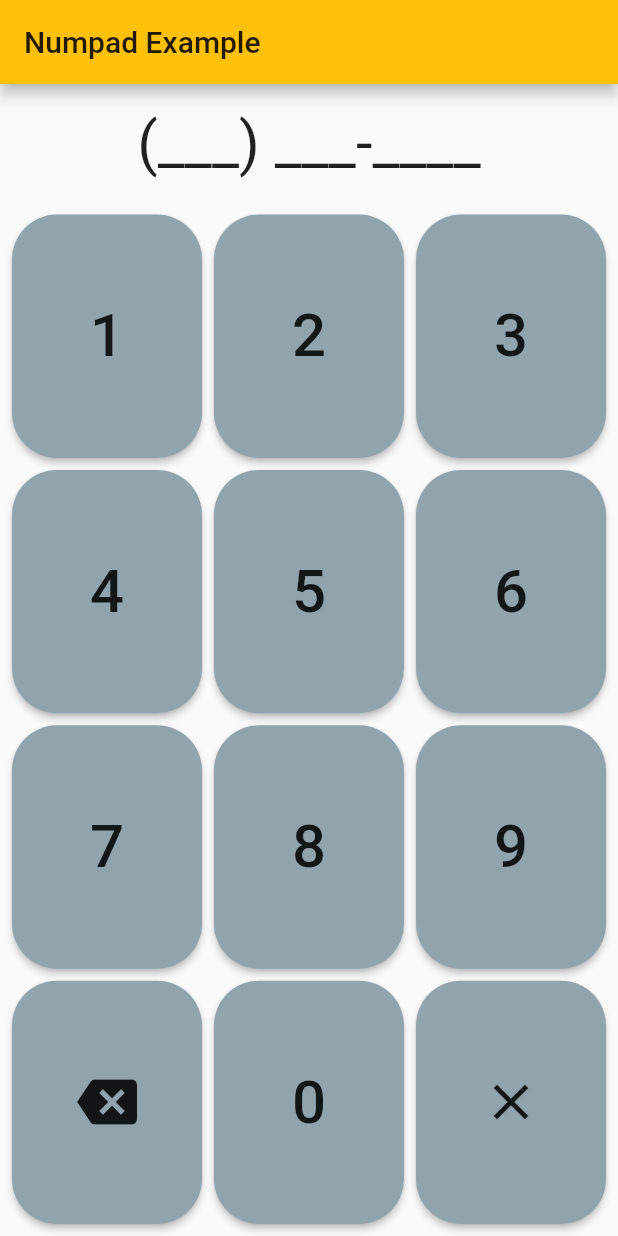
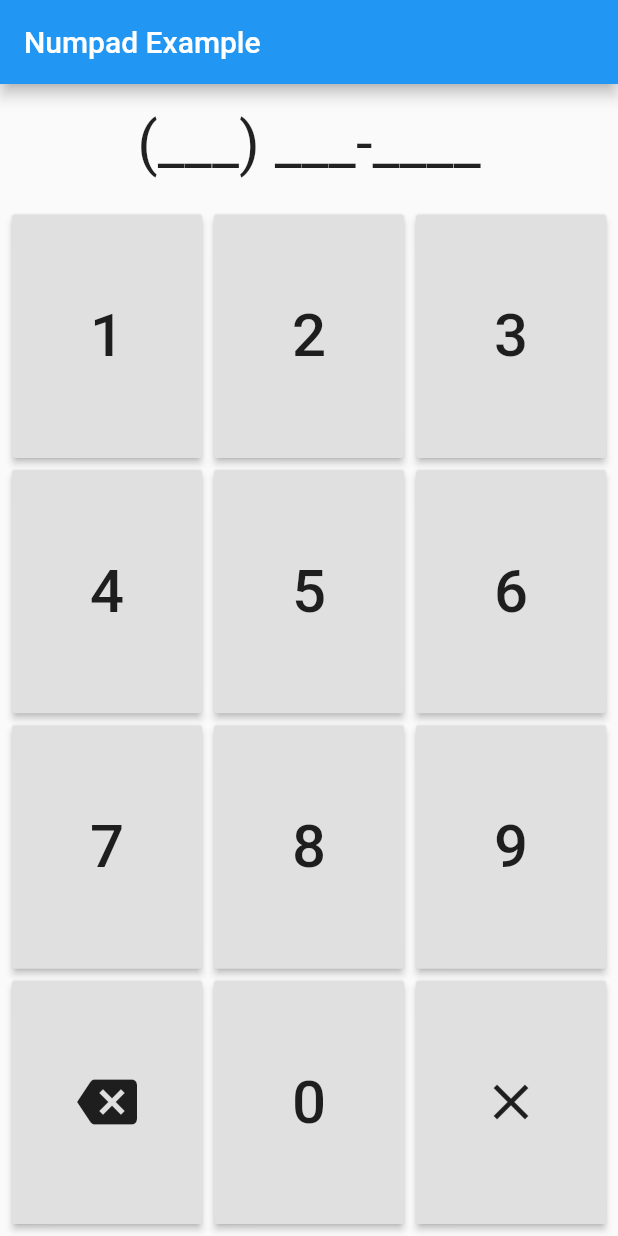
Before and after one commit to ClarkeSwiedler/flutter_numpad_widget, a Flutter app: the screen it shows after launch, on a phone screen of 412 x 824 dp. Run offline on Flutter 3.47's test engine with Material 2 defaults, Android fonts, the phone set to English and light mode, and no system bars; Roboto replaces fonts that are missing (RobotoMono).

Commit message:
Experiment with image hosting for readme, removed styling in example.

```diff
--- a/example/lib/main.dart
+++ b/example/lib/main.dart
@@ -8,13 +8,7 @@ class MyApp extends StatelessWidget {
   Widget build(BuildContext context) {
     return MaterialApp(
       title: 'Numpad Example',
-      theme: ThemeData(
-          primarySwatch: Colors.amber,
-          buttonTheme: ButtonThemeData(
-              textTheme: ButtonTextTheme.normal,
-              buttonColor: Colors.blueGrey[300],
-              shape: RoundedRectangleBorder(
-                  borderRadius: BorderRadius.all(Radius.circular(30))))),
+      theme: ThemeData(primarySwatch: Colors.blue),
       home: FormattedNumpadExample(),
     );
   }
```
Also changed, not shown: 1 other file.
